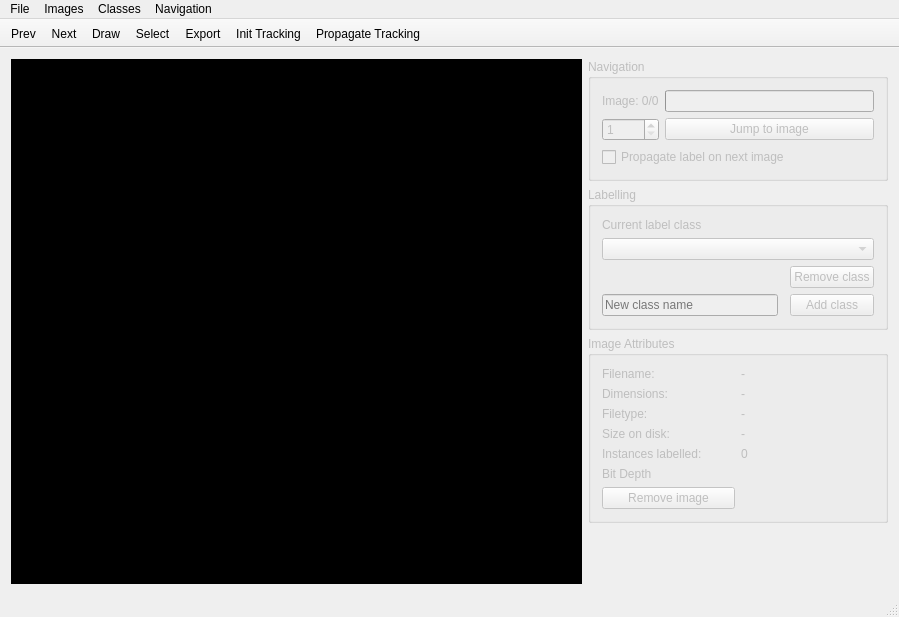
Qt form src/mainwindow.ui (jveitchmichaelis/deeplabel) before a commit.
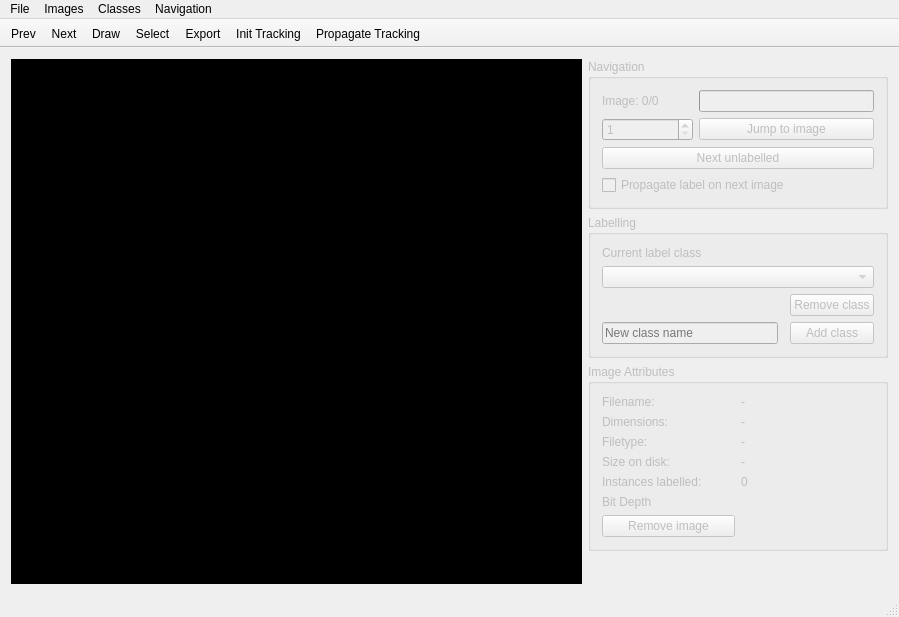
The same form after that commit.

Commit message: Add jump to next unlabelled image

What changed in the file:
```diff
--- a/src/mainwindow.ui
+++ b/src/mainwindow.ui
@@ -243,13 +243,6 @@
        <string>Navigation</string>
       </property>
       <layout class="QGridLayout" name="gridLayout_4">
-       <item row="2" column="1">
-        <widget class="QPushButton" name="changeImageButton">
-         <property name="text">
-          <string>Jump to image</string>
-         </property>
-        </widget>
-       </item>
        <item row="0" column="0">
         <widget class="QLabel" name="imageIndexLabel">
          <property name="text">
@@ -257,7 +250,30 @@
          </property>
         </widget>
        </item>
-       <item row="0" column="1">
+       <item row="2" column="0">
+        <widget class="QSpinBox" name="imageNumberSpinbox">
+         <property name="maximumSize">
+          <size>
+           <width>300</width>
+           <height>16777215</height>
+          </size>
+         </property>
+         <property name="minimum">
+          <number>1</number>
+         </property>
+        </widget>
+       </item>
+       <item row="4" column="0" colspan="2">
+        <widget class="QCheckBox" name="propagateCheckBox">
+         <property name="enabled">
+          <bool>false</bool>
+         </property>
+         <property name="text">
+          <string>Propagate label on next image</string>
+         </property>
+        </widget>
+       </item>
+       <item row="0" column="1" colspan="2">
         <widget class="QProgressBar" name="imageProgressBar">
          <property name="minimumSize">
           <size>
@@ -288,26 +304,17 @@
          </property>
         </widget>
        </item>
-       <item row="2" column="0">
-        <widget class="QSpinBox" name="imageNumberSpinbox">
-         <property name="maximumSize">
-          <size>
-           <width>300</width>
-           <height>16777215</height>
-          </size>
-         </property>
-         <property name="minimum">
-          <number>1</number>
+       <item row="2" column="1" colspan="2">
+        <widget class="QPushButton" name="changeImageButton">
+         <property name="text">
+          <string>Jump to image</string>
          </property>
         </widget>
        </item>
-       <item row="3" column="0" colspan="2">
-        <widget class="QCheckBox" name="propagateCheckBox">
-         <property name="enabled">
-          <bool>false</bool>
-         </property>
+       <item row="3" column="0" colspan="3">
+        <widget class="QPushButton" name="nextUnlabelledButton">
          <property name="text">
-          <string>Propagate label on next image</string>
+          <string>Next unlabelled</string>
          </property>
         </widget>
        </item>
```
The commit also changes 4 other files.
